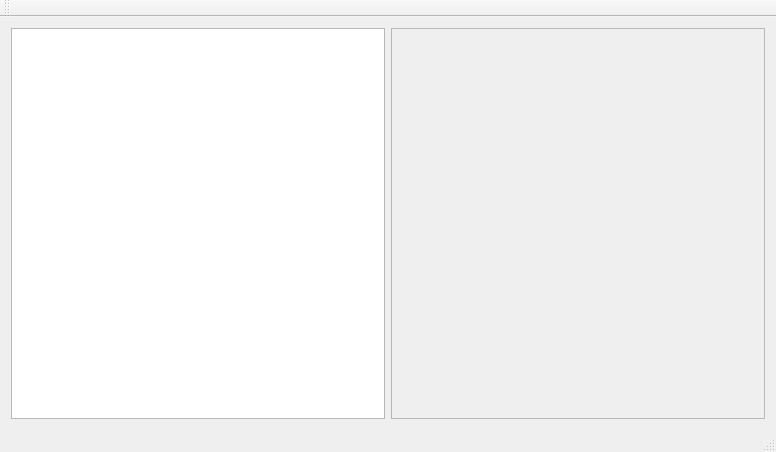
The window that Source/mainwindow.ui (PlusMinus0/QBibLaTeXMan) describes before a commit, drawn with Qt 5.
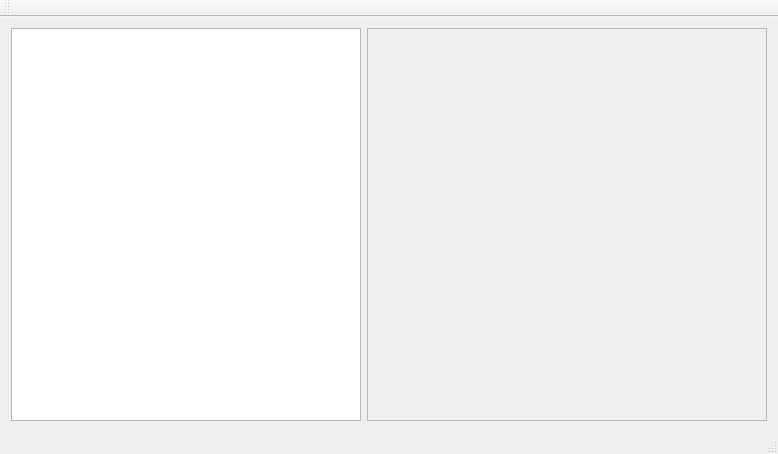
The same window after the commit. Custom widgets are drawn as their Qt base class.

```diff
--- a/Source/mainwindow.ui
+++ b/Source/mainwindow.ui
@@ -6,8 +6,8 @@
    <rect>
     <x>0</x>
     <y>0</y>
-    <width>776</width>
-    <height>452</height>
+    <width>778</width>
+    <height>454</height>
    </rect>
   </property>
   <property name="windowTitle">
@@ -17,6 +17,18 @@
    <layout class="QGridLayout" name="gridLayout">
     <item row="0" column="1">
      <widget class="QScrollArea" name="scrollArea">
+      <property name="sizePolicy">
+       <sizepolicy hsizetype="Fixed" vsizetype="Expanding">
+        <horstretch>0</horstretch>
+        <verstretch>0</verstretch>
+       </sizepolicy>
+      </property>
+      <property name="minimumSize">
+       <size>
+        <width>400</width>
+        <height>0</height>
+       </size>
+      </property>
       <property name="widgetResizable">
        <bool>true</bool>
       </property>
@@ -25,8 +37,8 @@
         <rect>
          <x>0</x>
          <y>0</y>
-         <width>374</width>
-         <height>378</height>
+         <width>398</width>
+         <height>380</height>
         </rect>
        </property>
        <layout class="QVBoxLayout" name="verticalLayout">
```
Left out of the diff: 2 changed lines with no effect on the pictures.
